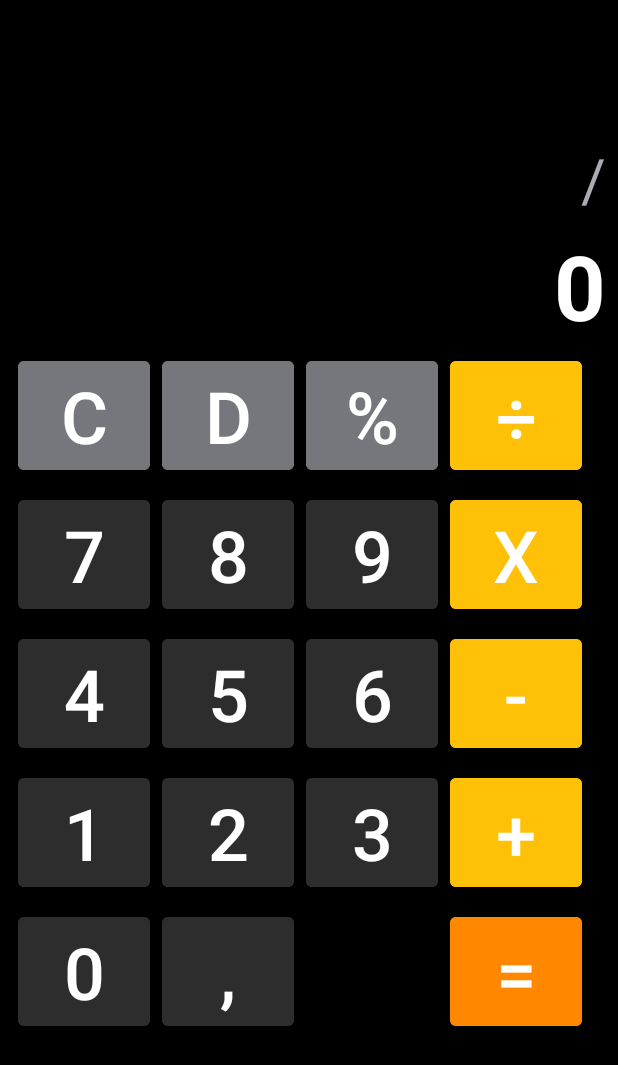
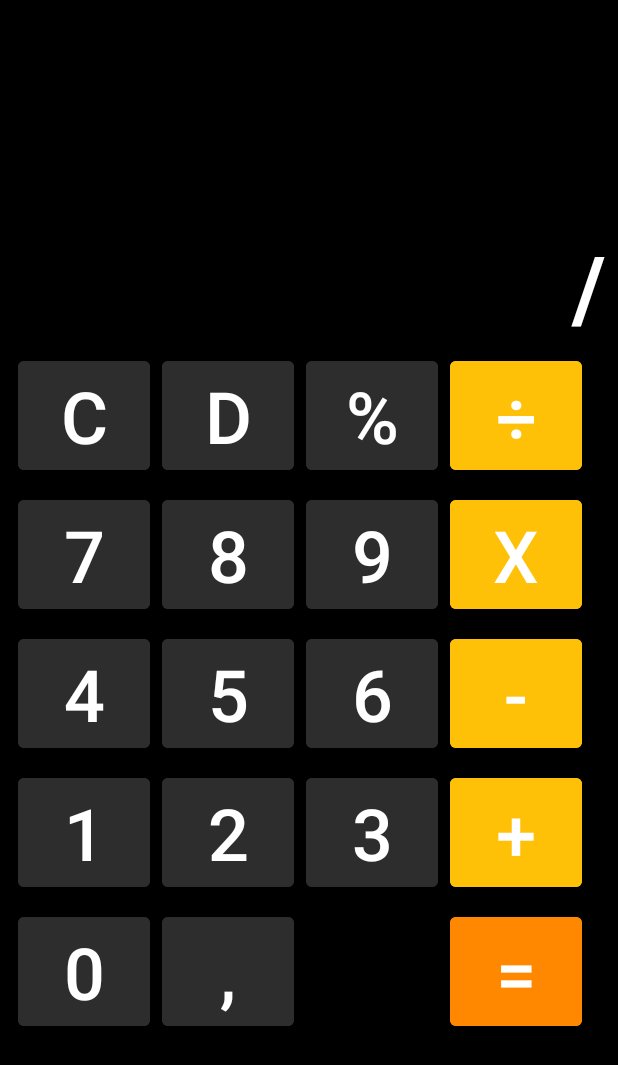
Before and after one commit to cauafortes/Calc_App, an Android app: the screen it shows after launch (MainActivity), after a tap on an icon or button, on a phone screen of 412 x 824 dp. Shown: the top 1065 px of the screen. Run offline under Robolectric (Android 15) with nearby library versions, the phone set to English and light mode, and no system bars.

Commit message:
first commit

```diff
--- a/app/src/main/java/br/edu/ifsuldeminas/mch/calc/MainActivity.java
+++ b/app/src/main/java/br/edu/ifsuldeminas/mch/calc/MainActivity.java
@@ -76,7 +76,7 @@ public class MainActivity extends AppCompatActivity {
             expressaoBuilder.append(ultimoResultado);
         }
         expressaoBuilder.append(valor);
-        textViewUltimaExpressao.setText(expressaoBuilder.toString());
+        textViewResultado.setText(expressaoBuilder.toString());
     }
     private void aplicarPorcentagem() {
         try {
--- a/app/src/main/res/layout/activity_main.xml
+++ b/app/src/main/res/layout/activity_main.xml
@@ -14,7 +14,7 @@
         android:layout_height="wrap_content"
         android:layout_marginTop="84dp"
         android:gravity="end"
-        android:textColor="@color/material_dynamic_neutral70"
+        android:textColor="@color/gray"
         android:textSize="@dimen/text_view_ultima_expressao_text_size"
         app:layout_constraintEnd_toEndOf="parent"
         app:layout_constraintHorizontal_bias="1.0"
--- a/app/src/main/res/values/themes.xml
+++ b/app/src/main/res/values/themes.xml
@@ -18,7 +18,8 @@
         <item name="materialButtonStyle">@style/AppButton</item>
     </style>
     <style name="AppButton" parent="Widget.MaterialComponents.Button">
-        <item name="android:backgroundTint">@color/material_dynamic_neutral40</item>
+        <item name="android:backgroundTint">@color/gray</item>
+<!--        <item name="android:backgroundTint">@color/material_dynamic_neutral40</item>-->
         <item name="android:textColor">@color/white</item>
         <item name="android:textSize">@dimen/button_text_size</item>
     </style>
@@ -37,7 +38,8 @@
     </style>
     <!-- Estilo dos botões auxiliares (C e D) -->
     <style name="AppTheme.Other.Button" parent="Widget.MaterialComponents.Button">
-        <item name="android:backgroundTint">@color/material_dynamic_neutral50</item>
+        <item name="android:backgroundTint">@color/gray</item>
+<!--        <item name="android:backgroundTint">@color/material_dynamic_neutral50</item>-->
         <item name="android:textColor">@color/white</item>
         <item name="android:textSize">@dimen/button_text_size</item>
     </style>
```
